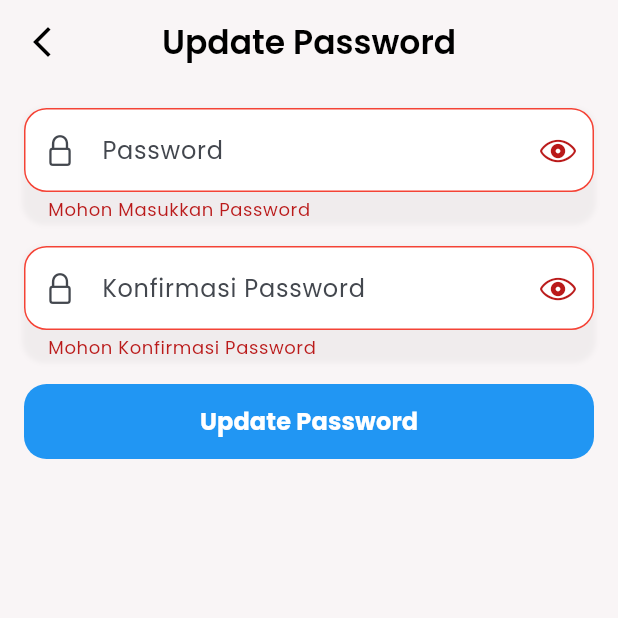
After one commit to hunt3r6/flutter_donation, a Flutter app: the UpdatePasswordPage screen opened by its route, after a tap on "Update Password", on a phone screen of 412 x 824 dp, the top half of it. The commit adds this screen. Run offline on Flutter 3.47's test engine with Material 3 defaults, Android fonts, the phone set to English and light mode, and no system bars; our stand-ins replace cached_network_image, carousel_slider, dio, either_dart, flutter_bloc, flutter_secure_storage and 5 more; accounts and stored records are empty; network calls fail.

Commit message:
add page update password

```diff
--- a/lib/app_router.dart
+++ b/lib/app_router.dart
@@ -10,6 +10,7 @@ import 'package:flutter_donation/page/dashboard/donation_list_page.dart';
 import 'package:flutter_donation/page/dashboard/home_page.dart';
 import 'package:flutter_donation/page/dashboard/my_donations_page.dart';
 import 'package:flutter_donation/page/login/login_page.dart';
+import 'package:flutter_donation/page/profile/update_password_page.dart';
 import 'package:flutter_donation/page/profile/update_profile_page.dart';
 import 'package:flutter_donation/page/register/register_page.dart';
 import 'package:flutter_donation/resource/remote/donation_remote_resource.dart';
@@ -114,6 +115,18 @@ class AppRouter {
           );
         },
       ),
+      GoRoute(
+        path: '/update_password',
+        pageBuilder: (context, state) {
+          return CustomFadePage(
+            child: BlocProvider(
+              create: (context) => ProfileCubit(profileRemoteResource),
+              child: UpdatePasswordPage(),
+            ),
+            key: state.pageKey,
+          );
+        },
+      ),
     ],
   );
 }
--- a/lib/bloc/profile/profile_cubit.dart
+++ b/lib/bloc/profile/profile_cubit.dart
@@ -42,7 +42,7 @@ class ProfileCubit extends Cubit<ProfileState> {
     required String newPassword,
     required String confirmPassword,
   }) async {
-    emit(ProfileState.loading());
+    emit(ProfileState.updating());
     final result = await profileRemoteResource.updatePassword(
       newPassword: newPassword,
       confirmPassword: confirmPassword,
--- /dev/null
+++ b/lib/page/profile/update_password_page.dart
@@ -0,0 +1,153 @@
+import 'package:flutter/cupertino.dart';
+import 'package:flutter/material.dart';
+import 'package:flutter_bloc/flutter_bloc.dart';
+import 'package:flutter_donation/bloc/profile/profile_cubit.dart';
+import 'package:flutter_donation/core/widget/action_button.dart';
+import 'package:flutter_donation/core/widget/auth_text_field.dart';
+import 'package:flutter_donation/core/widget/custom_app_bar.dart';
+
+class UpdatePasswordPage extends StatefulWidget {
+  const UpdatePasswordPage({super.key});
+
+  @override
+  State<UpdatePasswordPage> createState() => _UpdatePasswordPageState();
+}
+
+class _UpdatePasswordPageState extends State<UpdatePasswordPage> {
+  final _formKey = GlobalKey<FormState>();
+  final _passwordController = TextEditingController();
+  final _confirmPasswordController = TextEditingController();
+
+  final _passwordFocus = FocusNode();
+  final _confirmPasswordFocus = FocusNode();
+
+  bool _isUpdating = false; // To track update status
+
+  @override
+  void dispose() {
+    _passwordController.dispose();
+    _confirmPasswordController.dispose();
+    _passwordFocus.dispose();
+    _confirmPasswordFocus.dispose();
+    super.dispose();
+  }
+
+  @override
+  Widget build(BuildContext context) {
+    return Scaffold(
+      appBar: CustomAppBar(
+        title: 'Update Password',
+        leading: IconButton(
+          onPressed: () {
+            Navigator.pop(context, true);
+          },
+          icon: const Icon(Icons.arrow_back_ios_new),
+        ),
+      ),
+      body: SingleChildScrollView(
+        child: Padding(
+          padding: const EdgeInsets.all(16.0),
+          child: BlocConsumer<ProfileCubit, ProfileState>(
+            listener: (context, state) {
+              // Assuming ProfileCubit has a ProfileUpdating state
+              if (state is ProfileUpdating) {
+                setState(() {
+                  _isUpdating = true;
+                });
+              } else if (state is ProfilePasswordUpdated) {
+                setState(() {
+                  _isUpdating = false;
+                });
+                ScaffoldMessenger.of(context).showSnackBar(
+                  SnackBar(
+                    content: Text(state.message),
+                    backgroundColor: Colors.green,
+                  ),
+                );
+                // Jika Anda ingin kembali ke halaman sebelumnya setelah update berhasil,
+                // Anda bisa uncomment baris berikut:
+                // Navigator.pop(context, true);
+              } else if (state is ProfileError) {
+                setState(() {
+                  _isUpdating = false;
+                });
+                ScaffoldMessenger.of(context).showSnackBar(
+                  SnackBar(
+                    content: Text(state.message),
+                    backgroundColor: Colors.red,
+                  ),
+                );
+              }
+            },
+            builder: (context, state) {
+              return Form(
+                key: _formKey,
+                child: Column(
+                  mainAxisAlignment: MainAxisAlignment.center,
+                  spacing: 16,
+                  children: [
+                    AuthTextField(
+                      controller: _passwordController,
+                      hintText: 'Password',
+                      prefixIcon: CupertinoIcons.lock,
+                      focusNode: _passwordFocus,
+                      textInputAction: TextInputAction.next,
+                      onFieldSubmitted: (value) {
+                        FocusScope.of(
+                          context,
+                        ).requestFocus(_confirmPasswordFocus);
+                      },
+                      obscureText: true,
+                      validator: (value) {
+                        if (value == null || value.isEmpty) {
+                          return 'Mohon Masukkan Password';
+                        }
+                        if (value.length < 6) {
+                          return 'Password harus 6 karakter atau lebih';
+                        }
+                        return null;
+                      },
+                    ),
+                    AuthTextField(
+                      controller: _confirmPasswordController,
+                      hintText: 'Konfirmasi Password',
+                      prefixIcon: CupertinoIcons.lock,
+                      focusNode: _confirmPasswordFocus,
+                      textInputAction: TextInputAction.done,
+                      obscureText: true,
+                      validator: (value) {
+                        if (value != _passwordController.text) {
+                          return 'Password tidak sesuai';
+                        }
+                        if (value == null || value.isEmpty) {
+                          return 'Mohon Konfirmasi Password';
+                        }
+                        if (value.length < 6) {
+                          return 'Password harus 6 karakter atau lebih';
+                        }
+                        return null;
+                      },
+                    ),
+                    ActionButton(
+                      onPressed: _isUpdating ? null : _updatePassword,
+                      label: _isUpdating ? 'Updating...' : 'Update Password',
+                    ),
+                  ],
+                ),
+              );
+            },
+          ),
+        ),
+      ),
+    );
+  }
+
+  void _updatePassword() {
+    if (_formKey.currentState!.validate()) {
+      context.read<ProfileCubit>().updatePassword(
+        newPassword: _passwordController.text,
+        confirmPassword: _confirmPasswordController.text,
+      );
+    }
+  }
+}
```
